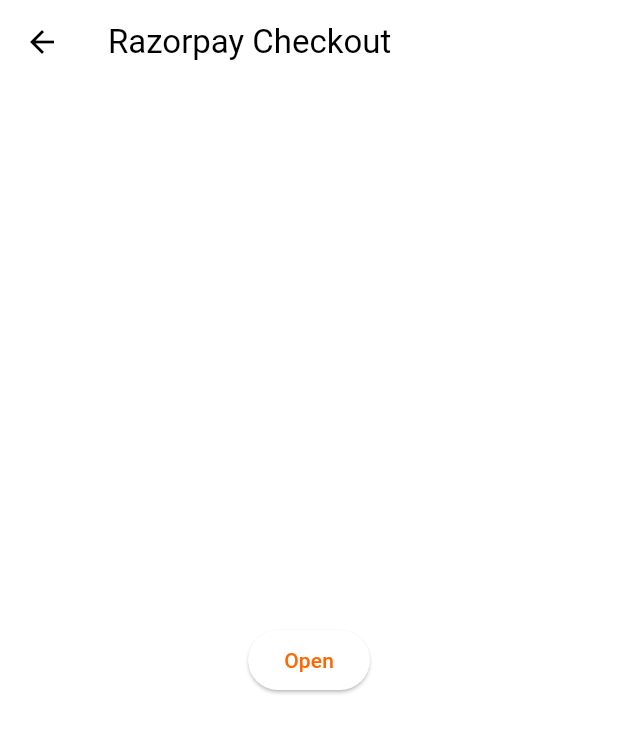
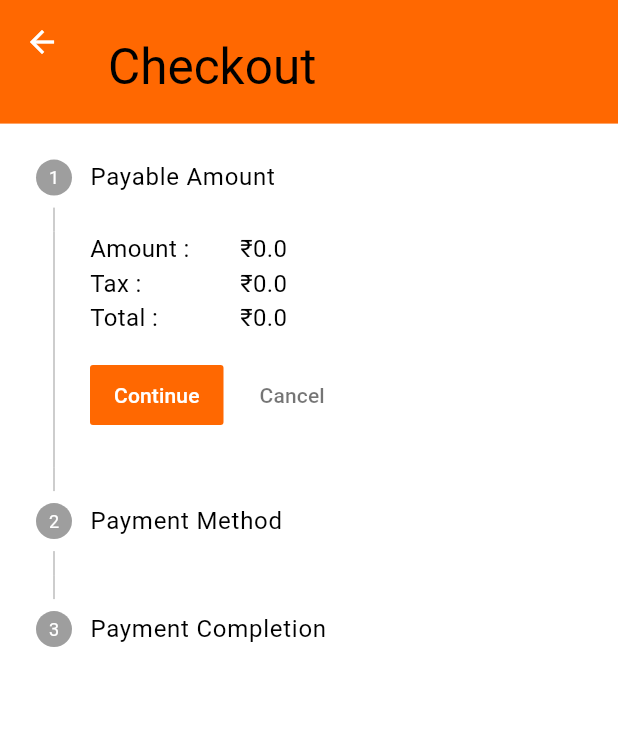
Before and after one commit to quantum-shift/XiaomiOde2Code2022, a Flutter app: the CheckoutPage screen opened by its route, on a phone screen of 412 x 824 dp. Shown: the top 733 px of the screen. Run offline on Flutter 3.47's test engine with Material 2 defaults, Android fonts, the phone set to English and light mode, and no system bars; our stand-ins replace dio, flutter_dotenv, hive, hive_flutter, shared_preferences; missing offline and left inert: razorpay_flutter; accounts and stored records are empty.

Commit message:
Checkout page setup done

```diff
--- a/frontend/xiaomi_billing/lib/screens/checkout_page/checkout_page.dart
+++ b/frontend/xiaomi_billing/lib/screens/checkout_page/checkout_page.dart
@@ -1,107 +1,216 @@
-import 'package:dio/dio.dart';
+import 'dart:ui';
+
 import 'package:flutter/material.dart';
-import 'package:flutter/services.dart';
-import 'package:razorpay_flutter/razorpay_flutter.dart';
-import 'package:xiaomi_billing/states/credential_manager.dart';
+import 'package:flutter/src/widgets/container.dart';
+import 'package:flutter/src/widgets/framework.dart';
 import 'package:provider/provider.dart';
-import 'package:flutter_dotenv/flutter_dotenv.dart';
+import 'package:xiaomi_billing/screens/checkout_page/components/razorpay_checkout.dart';
+import 'package:xiaomi_billing/screens/success_page/success_page.dart';
+import 'package:xiaomi_billing/states/cart_model.dart';
+
+import '../../constants.dart';
+import '../../states/products_model.dart';
 
 class CheckoutPage extends StatefulWidget {
+  const CheckoutPage({super.key});
+
   @override
-  CheckoutPageState createState() => CheckoutPageState();
+  State<CheckoutPage> createState() => _CheckoutState();
 }
 
-class CheckoutPageState extends State<CheckoutPage> {
-  late Razorpay _razorpay;
-
-  @override
-  Widget build(BuildContext context) {
-    return Scaffold(
-        appBar: AppBar(title: const Text('Razorpay Checkout')),
-        body: Center(
-            child: Row(
-          mainAxisAlignment: MainAxisAlignment.center,
-          children: <Widget>[
-            ElevatedButton(onPressed: openCheckout, child: const Text('Open'))
-          ],
-        )));
-  }
+class _CheckoutState extends State<CheckoutPage> {
+  int _index = 0;
+  int amount = 0;
+  List<String> paymentOptions = ['Offline', 'Razorpay'];
+  late String? chosenPaymentOption;
+  final GlobalKey<FormState> _formKey = GlobalKey<FormState>();
+  late TextEditingController paymentController;
 
   @override
   void initState() {
     super.initState();
-    _razorpay = Razorpay();
-    _razorpay.on(Razorpay.EVENT_PAYMENT_SUCCESS, _handlePaymentSuccess);
-    _razorpay.on(Razorpay.EVENT_PAYMENT_ERROR, _handlePaymentError);
-    _razorpay.on(Razorpay.EVENT_EXTERNAL_WALLET, _handleExternalWallet);
+    for (int id in context.read<CartModel>().getProductIds()) {
+      for (Product product in context.read<ProductModel>().getProducts()) {
+        if (id == product.productId) {
+          amount += product.price;
+        }
+      }
+    }
+    chosenPaymentOption = paymentOptions[0];
+    paymentController = TextEditingController();
   }
 
   @override
-  void dispose() {
-    super.dispose();
-    _razorpay.clear();
-  }
-
-  void openCheckout() async {
-    Dio dio = await context.read<CredentialManager>().getAPIClient();
-    int amount = 1000;
-    late final Response response;
-    try {
-      response = await dio
-          .post('/order/new', data: {'amount': amount, 'currency': 'INR'});
-    } on DioError catch (e) {
-      print("HANDLING LOL!");
-      print(e);
-      if (!mounted) return;
-      context.read<CredentialManager>().doLogout();
-      return;
-    }
-    final String receiptId = response.data['receipt_id'],
-        orderId = response.data['order_id'];
-    final String? API_KEY_ID = dotenv.env['API_KEY_ID'];
-    var options = {
-      'key': API_KEY_ID,
-      'amount': amount,
-      'name': 'Acme Corp.',
-      'order_id': orderId,
-      'description': 'Fine T-Shirt',
-      'retry': {'enabled': true, 'max_count': 1},
-      'send_sms_hash': true,
-      'prefill': {'contact': '1111111111', 'email': 'test@razorpay.com'},
-    };
-
-    try {
-      _razorpay.open(options);
-    } catch (e) {
-      debugPrint('Error: e');
-    }
-  }
-
-  void _handlePaymentSuccess(PaymentSuccessResponse response) async {
-    print('Success Response: $response');
-    if (!mounted) return;
-    Dio dio = await context.read<CredentialManager>().getAPIClient();
-    await dio.post('/order/success', data: {
-      'order_id': response.orderId,
-      'payment_id': response.paymentId,
-      'signature': response.signature
-    });
-    /*Fluttertoast.showToast(
-        msg: "SUCCESS: " + response.paymentId!,
-        toastLength: Toast.LENGTH_SHORT); */
-  }
-
-  void _handlePaymentError(PaymentFailureResponse response) {
-    print('Error Response: $response');
-    /* Fluttertoast.showToast(
-        msg: "ERROR: " + response.code.toString() + " - " + response.message!,
-        toastLength: Toast.LENGTH_SHORT); */
-  }
-
-  void _handleExternalWallet(ExternalWalletResponse response) {
-    print('External SDK Response: $response');
-    /* Fluttertoast.showToast(
-        msg: "EXTERNAL_WALLET: " + response.walletName!,
-        toastLength: Toast.LENGTH_SHORT); */
+  Widget build(BuildContext context) {
+    Size size = MediaQuery.of(context).size;
+    return Scaffold(
+        body: CustomScrollView(slivers: [
+      SliverAppBar(
+        pinned: true,
+        backgroundColor: miOrange,
+        foregroundColor: Colors.white,
+        expandedHeight: size.height * 0.1,
+        flexibleSpace: const FlexibleSpaceBar(
+          title: Text('Checkout'),
+        ),
+      ),
+      SliverToBoxAdapter(
+          child: Stepper(
+        currentStep: _index,
+        onStepCancel: () {
+          if (_index > 0) {
+            setState(() {
+              _index -= 1;
+            });
+          }
+        },
+        onStepContinue: () async {
+          if (_index <= 1) {
+            setState(() {
+              _index += 1;
+            });
+          } else if (_index == 2 && chosenPaymentOption == paymentOptions[0]) {
+            if (_formKey.currentState!.validate()) {
+              return showDialog<void>(
+                context: context,
+                barrierDismissible: false,
+                builder: (context) => AlertDialog(
+                  title: const Text("Payment Confirmation"),
+                  content: const Text(
+                      "Are you sure you want to complete the transaction ?"),
+                  actions: [
+                    TextButton(
+                        onPressed: () {
+                          Navigator.of(context).push(MaterialPageRoute(
+                              builder: (context) => const SuccesPage()));
+                        },
+                        child: Text('Yes')),
+                    TextButton(
+                        onPressed: () => Navigator.pop(context, 'No'),
+                        child: const Text('No'))
+                  ],
+                ),
+              );
+            }
+          }
+        },
+        onStepTapped: (int index) {
+          setState(() {
+            _index = index;
+          });
+        },
+        steps: [
+          Step(
+              title: const Text('Payable Amount'),
+              content: Container(
+                  width: size.width,
+                  child: Column(
+                      crossAxisAlignment: CrossAxisAlignment.start,
+                      children: [
+                        Row(
+                          children: [
+                            Container(
+                                width: 100,
+                                child: Text("Amount :",
+                                    style: TextStyle(fontSize: 16))),
+                            Container(
+                              width: 100,
+                              child: Text("\u{20B9}${amount * 1.0}",
+                                  style: TextStyle(fontSize: 16)),
+                            ),
+                          ],
+                        ),
+                        Row(
+                          children: [
+                            Container(
+                                width: 100,
+                                child: Text("Tax :",
+                                    style: TextStyle(fontSize: 16))),
+                            Container(
+                              width: 100,
+                              child: Text("\u{20B9}${amount * 0.15}",
+                                  style: TextStyle(fontSize: 16)),
+                            ),
+                          ],
+                        ),
+                        Row(
+                          children: [
+                            Container(
+                                width: 100,
+                                child: Text("Total :",
+                                    style: TextStyle(fontSize: 16))),
+                            Container(
+                              width: 100,
+                              child: Text("\u{20B9}${amount * 1.15}",
+                                  style: TextStyle(fontSize: 16)),
+                            ),
+                          ],
+                        )
+                      ]))),
+          Step(
+              title: const Text('Payment Method'),
+              content: Column(
+                children: <Widget>[
+                  ListTile(
+                    title: Text(paymentOptions[0]),
+                    leading: Radio<String>(
+                      activeColor: miOrange,
+                      value: paymentOptions[0],
+                      groupValue: chosenPaymentOption,
+                      onChanged: (String? value) {
+                        setState(() {
+                          chosenPaymentOption = value;
+                        });
+                      },
+                    ),
+                  ),
+                  ListTile(
+                    title: Text(paymentOptions[1]),
+                    leading: Radio<String>(
+                      activeColor: miOrange,
+                      value: paymentOptions[1],
+                      groupValue: chosenPaymentOption,
+                      onChanged: (String? value) {
+                        setState(() {
+                          chosenPaymentOption = value;
+                        });
+                      },
+                    ),
+                  ),
+                ],
+              )),
+          Step(
+              title: const Text('Payment Completion'),
+              content: chosenPaymentOption == paymentOptions[0]
+                  ? Container(
+                      padding: EdgeInsets.all(8.0),
+                      child: Form(
+                        key: _formKey,
+                        child: TextFormField(
+                          keyboardType: const TextInputType.numberWithOptions(
+                              signed: true, decimal: true),
+                          decoration: const InputDecoration(
+                              border: OutlineInputBorder(
+                                borderRadius:
+                                    BorderRadius.all(Radius.circular(8.0)),
+                              ),
+                              suffixIcon: Icon(Icons.currency_rupee),
+                              labelText: "Amount Payed"),
+                          controller: paymentController,
+                          validator: (String? value) {
+                            if (value == null || value.isEmpty) {
+                              return "Field cannot be empty";
+                            }
+                            return null;
+                          },
+                          textInputAction: TextInputAction.done,
+                        ),
+                      ))
+                  : Row(
+                      mainAxisAlignment: MainAxisAlignment.start,
+                      children: [RazorpayCheckout()])),
+        ],
+      )),
+    ]));
   }
 }
```
Also changed, not shown: frontend/xiaomi_billing/lib/main.dart (+5 -2 lines), frontend/xiaomi_billing/lib/screens/checkout_page/components/razorpay_checkout.dart (added, +99 -0 lines), frontend/xiaomi_billing/lib/screens/success_page/success_page.dart (added, +20 -0 lines).
